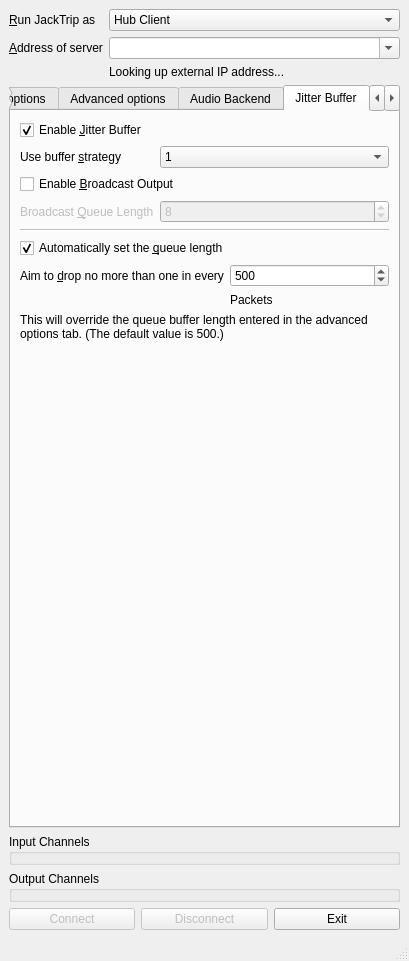
Old version of the form src/gui/qjacktrip.ui in the repository jacktrip/jacktrip.
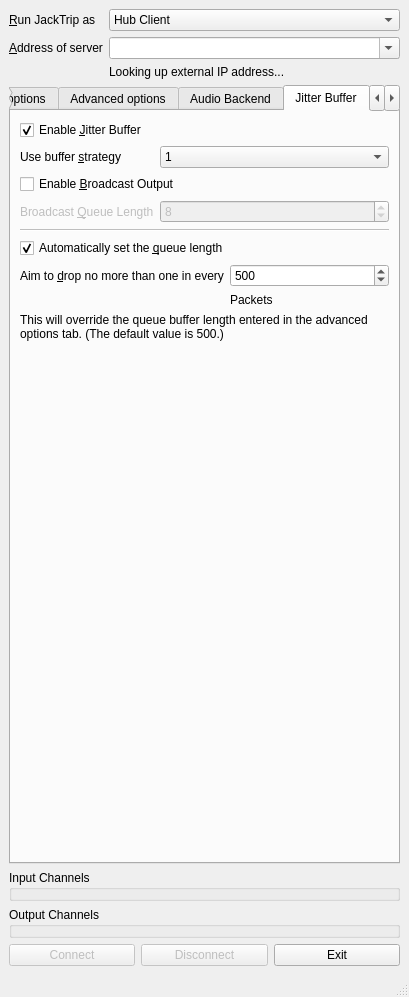
New version of the form. The open tabs and pages were chosen to show the change. Icons and pictures are not drawn.

The edit to the form file:
```diff
--- a/src/gui/qjacktrip.ui
+++ b/src/gui/qjacktrip.ui
@@ -7,7 +7,7 @@
     <x>0</x>
     <y>0</y>
     <width>409</width>
-    <height>961</height>
+    <height>997</height>
    </rect>
   </property>
   <property name="windowTitle">
```
Left out of the diff: 15 changed lines with no effect on the pictures.
